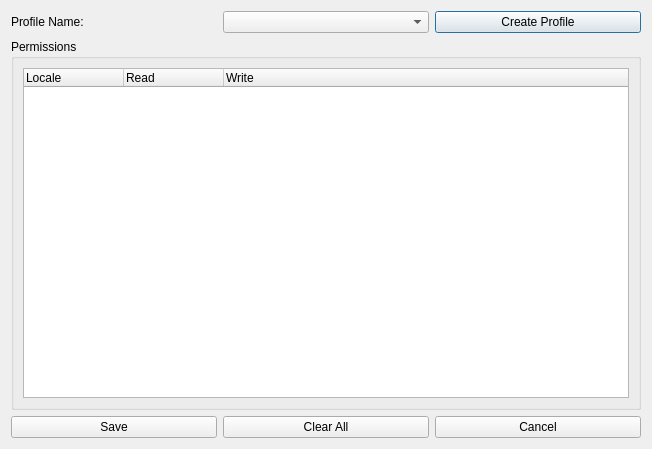
Before: the Qt Designer form UserTools/profile_editor.ui in dsgoficial/DsgTools, drawn with Qt 5.
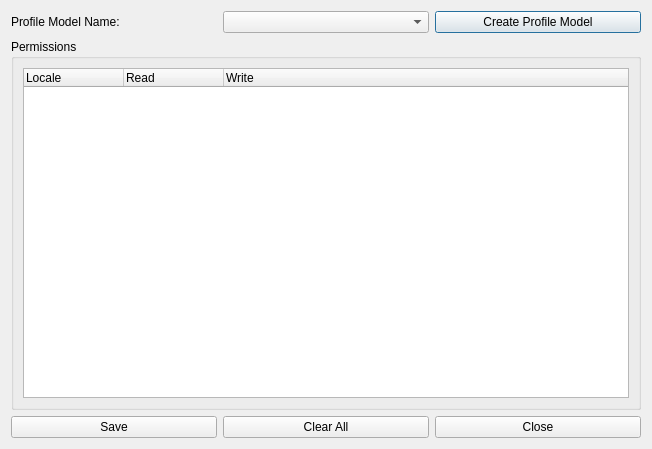
After: the same form once the commit is applied.

Diff of the .ui file:
```diff
--- a/UserTools/profile_editor.ui
+++ b/UserTools/profile_editor.ui
@@ -19,7 +19,7 @@
      <item>
       <widget class="QLabel" name="label">
        <property name="text">
-        <string>Profile Name:</string>
+        <string>Profile Model Name:</string>
        </property>
       </widget>
      </item>
@@ -36,7 +36,7 @@
      <item>
       <widget class="QPushButton" name="createButton">
        <property name="text">
-        <string>Create Profile</string>
+        <string>Create Profile Model</string>
        </property>
       </widget>
      </item>
@@ -104,7 +104,7 @@
      <item>
       <widget class="QPushButton" name="cancelButton">
        <property name="text">
-        <string>Cancel</string>
+        <string>Close</string>
        </property>
       </widget>
      </item>
```
Left out of the diff: 4 changed lines with no effect on the pictures.
